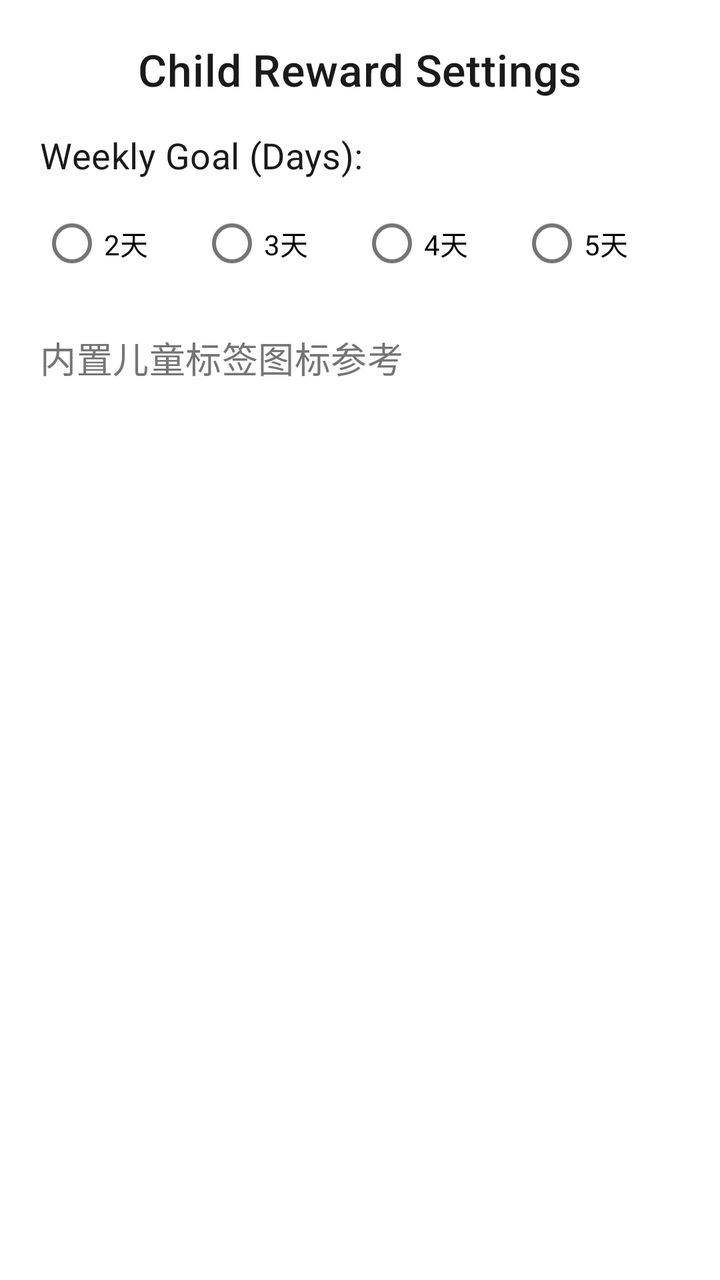
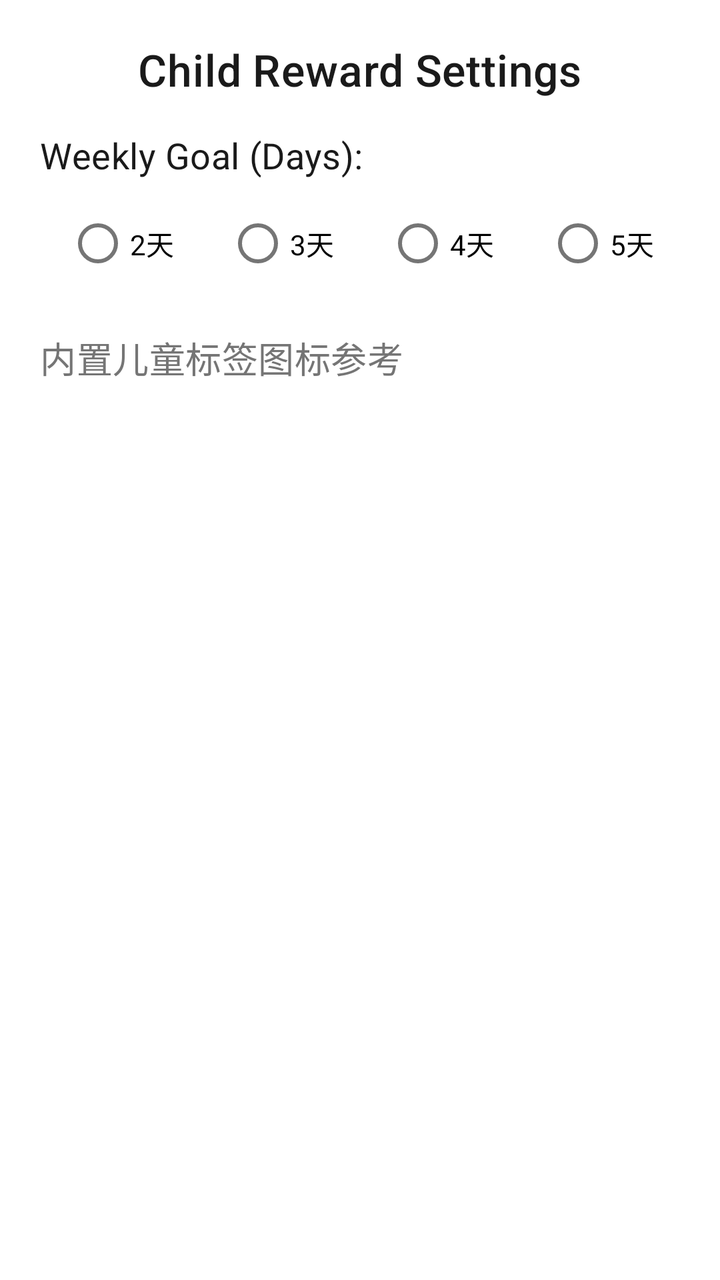

Compare the two renders of this Android layout. The source of the first and the diff that turns it into the second are given below.
<!-- AndroidManifest.xml: application theme Theme.JustNow -->
<!-- res/layout/dialog_icon_preview.xml -->
<?xml version="1.0" encoding="utf-8"?>
<LinearLayout xmlns:android="http://schemas.android.com/apk/res/android"
    android:layout_width="match_parent"
    android:layout_height="wrap_content"
    android:orientation="vertical"
    android:padding="20dp">

    <TextView
        android:layout_width="wrap_content"
        android:layout_height="wrap_content"
        android:text="@string/s_child_reward_setting"
        android:textAppearance="@style/TextAppearance.JustNow.Title"
        android:textColor="@color/text_primary"
        android:layout_gravity="center_horizontal"
        android:layout_marginBottom="16dp" />

    
    <TextView
        android:layout_width="wrap_content"
        android:layout_height="wrap_content"
        android:text="@string/s_weekly_target_days_title"
        android:textAppearance="@style/TextAppearance.JustNow.Body"
        android:textColor="@color/text_primary"
        android:layout_marginBottom="8dp" />

    <RadioGroup
        android:id="@+id/rg_target_days"
        android:layout_width="match_parent"
        android:layout_height="wrap_content"
        android:orientation="horizontal"
        android:gravity="center_vertical"
        android:layout_marginBottom="20dp">

        <RadioButton
            android:id="@+id/rb_days_2"
            android:layout_width="0dp"
            android:layout_height="wrap_content"
            android:layout_weight="1"
            android:text="2天" />

        <RadioButton
            android:id="@+id/rb_days_3"
            android:layout_width="0dp"
            android:layout_height="wrap_content"
            android:layout_weight="1"
            android:text="3天" />

        <RadioButton
            android:id="@+id/rb_days_4"
            android:layout_width="0dp"
            android:layout_height="wrap_content"
            android:layout_weight="1"
            android:text="4天" />

        <RadioButton
            android:id="@+id/rb_days_5"
            android:layout_width="0dp"
            android:layout_height="wrap_content"
            android:layout_weight="1"
            android:text="5天" />
    </RadioGroup>

    
    <TextView
        android:layout_width="wrap_content"
        android:layout_height="wrap_content"
        android:text="内置儿童标签图标参考"
        android:textAppearance="@style/TextAppearance.JustNow.Body"
        android:textColor="@color/text_secondary"
        android:layout_marginBottom="8dp" />

    <androidx.recyclerview.widget.RecyclerView
        android:id="@+id/rv_preview"
        android:layout_width="match_parent"
        android:layout_height="wrap_content"
        android:overScrollMode="never" />
</LinearLayout>
<!-- resources referenced by this layout -->
<resources>
  <color name="text_primary">#1A1A1A</color>
  <color name="text_secondary">#757575</color>
  <string name="s_child_reward_setting">Child Reward Settings</string>
  <string name="s_weekly_target_days_title">Weekly Goal (Days):</string>
  <style name="TextAppearance.JustNow.Body" parent="TextAppearance.MaterialComponents.Subtitle1">
          <item name="android:textSize">@dimen/text_size_body</item>
      </style>
  <style name="TextAppearance.JustNow.Title" parent="TextAppearance.MaterialComponents.Headline6">
          <item name="android:textSize">@dimen/text_size_title</item>
      </style>
  <style name="Theme.JustNow" parent="Theme.MaterialComponents.DayNight.NoActionBar">
          
          <item name="colorPrimary">@color/theme_blue</item>
          <item name="colorPrimaryVariant">#1557B0</item>
          <item name="colorOnPrimary">@color/white</item>
          
          <item name="colorSecondary">@color/teal_200</item>
          <item name="colorSecondaryVariant">@color/teal_700</item>
          <item name="colorOnSecondary">@color/black</item>
          
          
          <item name="popupTheme">@style/ThemeOverlay.MaterialComponents.Light</item>
          <item name="alertDialogTheme">@style/ThemeOverlay.JustNow.AlertDialog</item>
          
          <item name="colorControlActivated">@color/theme_blue</item>
      </style>
  <dimen name="text_size_body">18sp</dimen>
  <dimen name="text_size_title">22sp</dimen>
  <color name="theme_blue">#1A73E8</color>
  <color name="white">#FFFFFFFF</color>
  <color name="teal_200">#FF03DAC5</color>
  <color name="teal_700">#FF018786</color>
  <color name="black">#FF000000</color>
  <style name="ThemeOverlay.JustNow.AlertDialog" parent="ThemeOverlay.MaterialComponents.Dialog.Alert">
          <item name="android:windowTitleStyle">@style/TextAppearance.JustNow.Dialog.Title</item>
          <item name="android:textColorPrimary">@color/text_primary</item>
          <item name="android:textColorSecondary">@color/text_secondary</item>
          <item name="materialAlertDialogTitleTextStyle">@style/TextAppearance.JustNow.Dialog.Title</item>
          <item name="materialAlertDialogBodyTextStyle">@style/TextAppearance.JustNow.Dialog.Body</item>
          <item name="android:buttonBarButtonStyle">@style/Widget.JustNow.Dialog.Button</item>
          <item name="buttonBarButtonStyle">@style/Widget.JustNow.Dialog.Button</item>
          <item name="buttonBarPositiveButtonStyle">@style/Widget.JustNow.Dialog.Button</item>
          <item name="buttonBarNegativeButtonStyle">@style/Widget.JustNow.Dialog.Button.Secondary</item>
          <item name="buttonBarNeutralButtonStyle">@style/Widget.JustNow.Dialog.Button.Secondary</item>
      </style>
  <style name="TextAppearance.JustNow.Dialog.Title" parent="TextAppearance.JustNow.Title">
          <item name="android:textColor">@color/text_primary</item>
      </style>
  <style name="TextAppearance.JustNow.Dialog.Body" parent="TextAppearance.JustNow.Body">
          <item name="android:textColor">@color/text_primary</item>
      </style>
  <style name="Widget.JustNow.Dialog.Button" parent="Widget.MaterialComponents.Button.TextButton.Dialog">
          <item name="android:textAppearance">@style/TextAppearance.JustNow.Dialog.Button</item>
          <item name="textAllCaps">false</item>
      </style>
  <style name="Widget.JustNow.Dialog.Button.Secondary" parent="Widget.MaterialComponents.Button.TextButton.Dialog">
          <item name="android:textAppearance">@style/TextAppearance.JustNow.Dialog.Button.Secondary</item>
          <item name="textAllCaps">false</item>
      </style>
  <style name="TextAppearance.JustNow.Dialog.Button" parent="TextAppearance.JustNow.Body">
          <item name="android:textColor">?attr/colorPrimary</item>
      </style>
  <style name="TextAppearance.JustNow.Dialog.Button.Secondary" parent="TextAppearance.JustNow.Body">
          <item name="android:textColor">?attr/colorPrimary</item>
      </style>
</resources>

<!-- the commit's change to res/layout/dialog_icon_preview.xml (unified diff, before → after) -->
@@ -28,36 +28,59 @@
         android:layout_width="match_parent"
         android:layout_height="wrap_content"
         android:orientation="horizontal"
-        android:gravity="center_vertical"
         android:layout_marginBottom="20dp">
 
-        <RadioButton
-            android:id="@+id/rb_days_2"
+        <FrameLayout
             android:layout_width="0dp"
             android:layout_height="wrap_content"
-            android:layout_weight="1"
-            android:text="2天" />
+            android:layout_weight="1">
 
-        <RadioButton
-            android:id="@+id/rb_days_3"
+            <RadioButton
+                android:id="@+id/rb_days_2"
+                android:layout_width="wrap_content"
+                android:layout_height="wrap_content"
+                android:layout_gravity="center"
+                android:text="2天" />
+        </FrameLayout>
+
+        <FrameLayout
             android:layout_width="0dp"
             android:layout_height="wrap_content"
-            android:layout_weight="1"
-            android:text="3天" />
+            android:layout_weight="1">
 
-        <RadioButton
-            android:id="@+id/rb_days_4"
+            <RadioButton
+                android:id="@+id/rb_days_3"
+                android:layout_width="wrap_content"
+                android:layout_height="wrap_content"
+                android:layout_gravity="center"
+                android:text="3天" />
+        </FrameLayout>
+
+        <FrameLayout
             android:layout_width="0dp"
             android:layout_height="wrap_content"
-            android:layout_weight="1"
-            android:text="4天" />
+            android:layout_weight="1">
 
-        <RadioButton
-            android:id="@+id/rb_days_5"
+            <RadioButton
+                android:id="@+id/rb_days_4"
+                android:layout_width="wrap_content"
+                android:layout_height="wrap_content"
+                android:layout_gravity="center"
+                android:text="4天" />
+        </FrameLayout>
+
+        <FrameLayout
             android:layout_width="0dp"
             android:layout_height="wrap_content"
-            android:layout_weight="1"
-            android:text="5天" />
+            android:layout_weight="1">
+
+            <RadioButton
+                android:id="@+id/rb_days_5"
+                android:layout_width="wrap_content"
+                android:layout_height="wrap_content"
+                android:layout_gravity="center"
+                android:text="5天" />
+        </FrameLayout>
     </RadioGroup>
 
     
